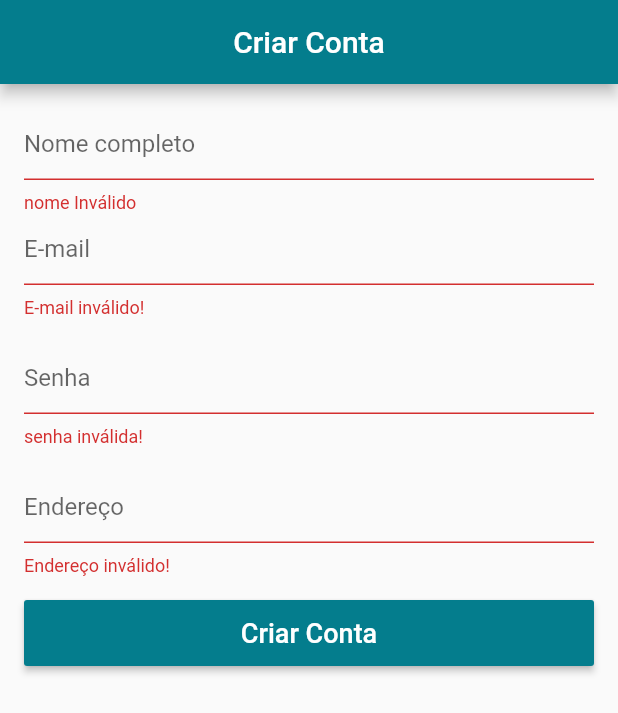
After one commit to thiagohmelo/flutter, a Flutter app: the SignUpScreen screen opened directly, after a tap on "Criar Conta", on a phone screen of 412 x 824 dp. The commit adds this screen. Shown: the top 713 px of the screen. Run offline on Flutter 3.47's test engine with Material 2 defaults, Android fonts, the phone set to English and light mode, and no system bars; our stand-ins replace audioplayers, brasil_fields, carousel_pro, cloud_firestore, firebase_auth, firebase_storage and 7 more; missing offline and left inert: dart:ffi, flutter_youtube, validadores; accounts and stored records are empty.

Commit message:
creação de usuario

```diff
--- /dev/null
+++ b/loja_virtual/lib/screens/SignUpScreen.dart
@@ -0,0 +1,128 @@
+import 'package:flutter/material.dart';
+import 'package:loja_virtual/models/UserModel.dart';
+import 'package:scoped_model/scoped_model.dart';
+
+class SignUpScreen extends StatelessWidget {
+  final _formKey = GlobalKey<FormState>();
+  final _scaffoldKey = GlobalKey<ScaffoldState>();
+  final _namedController = TextEditingController();
+  final _emailController = TextEditingController();
+  final _passController = TextEditingController();
+  final _adressController = TextEditingController();
+  @override
+  Widget build(BuildContext context) {
+    return Scaffold(
+      key: _scaffoldKey,
+      appBar: AppBar(
+        title: Text("Criar Conta"),
+        centerTitle: true,
+      ),
+      body: ScopedModelDescendant<UserModel>(
+        builder: (context, child, model){
+          if(model.isLoading)
+            return Center(child: CircularProgressIndicator(),);
+          else
+          return Form(
+            key: _formKey,
+            child: ListView(
+              padding: EdgeInsets.all(16),
+              children: [
+                TextFormField(
+                  controller: _namedController,
+                  decoration: InputDecoration(
+                    hintText: "Nome completo"
+                  ),
+
+                  validator: (text){
+                    if(text.isEmpty) return "nome Inválido"; else return null;
+                  },
+                ),
+                TextFormField(
+                  controller: _emailController,
+                  decoration: InputDecoration(
+                    hintText: "E-mail"
+                  ),
+                  keyboardType: TextInputType.emailAddress,
+                  validator: (text){
+                    if(text.isEmpty || !text.contains("@")) return "E-mail inválido!"; else return null;
+                  },
+                ),
+                SizedBox(height: 16,),
+                TextFormField(
+                  controller: _passController,
+                  decoration: InputDecoration(
+                      hintText: "Senha"
+                  ),
+                  obscureText: true,
+                  validator: (text){
+                    if(text.isEmpty || text.length < 6) return "senha inválida!"; else return null;
+                  },
+                ),
+                SizedBox(height: 16,),
+                TextFormField(
+                  controller: _adressController,
+                  decoration: InputDecoration(
+                      hintText: "Endereço"
+                  ),
+                  validator: (text){
+                    if(text.isEmpty) return "Endereço inválido!"; else return null;
+                  },
+                ),
+                SizedBox(height: 16,),
+                SizedBox(
+                  height: 44,
+                  child: RaisedButton(
+                    child: Text(
+                      "Criar Conta",
+                      style: TextStyle(
+                          fontSize: 18
+                      ),
+                    ),
+                    textColor: Colors.white,
+                    color: Theme.of(context).primaryColor,
+                    onPressed: (){
+                      if(_formKey.currentState.validate()){
+                        Map<String, dynamic> userData = {
+                          "name" : _namedController.text,
+                          "email": _emailController.text,
+                          "address": _adressController.text
+                        };
+                        model.signUp(
+                          userData: userData,
+                          pass: _passController.text,
+                          onSuccess: _onSuccess,
+                          onFail: _onFail
+                        );
+                      }
+                    },
+                  ),
+                )
+              ],
+            ),
+          );
+        }
+      ),
+    );
+  }
+
+  void _onSuccess(){
+    _scaffoldKey.currentState.showSnackBar(
+      SnackBar(content: Text("Usuário criado com sucesso!"),
+        backgroundColor: Theme.of(_scaffoldKey.currentContext).primaryColor,
+        duration: Duration(seconds: 2),
+      )
+    );
+    Future.delayed(Duration(seconds: 2)).then((_){
+      Navigator.of(_scaffoldKey.currentContext).pop();
+    });
+  }
+
+  void _onFail(){
+    _scaffoldKey.currentState.showSnackBar(
+        SnackBar(content: Text("Falha ao criar usuário!"),
+          backgroundColor: Colors.redAccent,
+          duration: Duration(seconds: 2),
+        )
+    );
+  }
+}
```
Also changed, not shown: loja_virtual/lib/main.dart (+7 -3 lines), loja_virtual/lib/models/UserModel.dart (added, +59 -0 lines), loja_virtual/lib/screens/LoginScreen.dart (+38 -24 lines), loja_virtual/lib/widgets/CustomDrawer.dart (+36 -27 lines).
